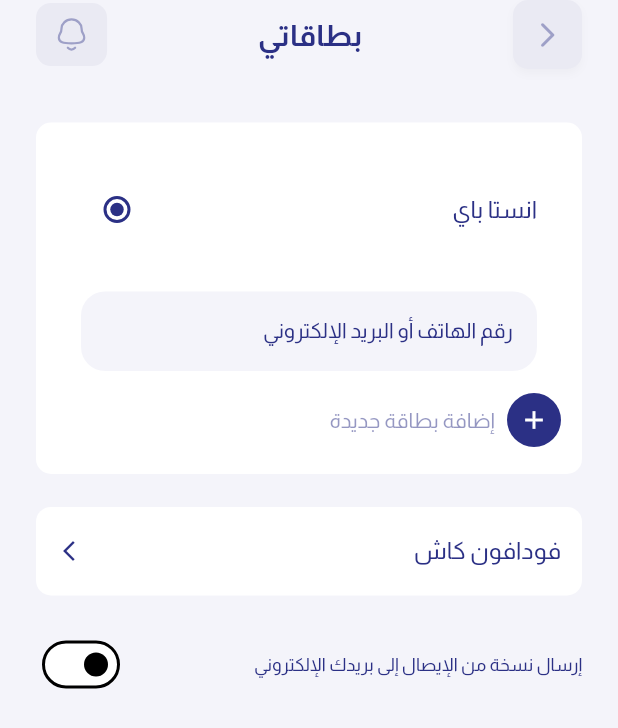
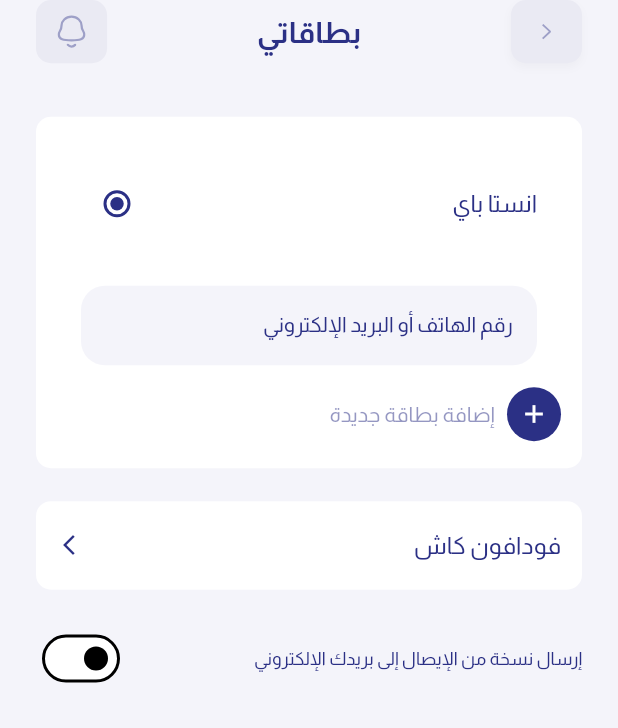
Before and after one commit to Tqniait123/must_service_man, a Flutter app: the MyCardsScreen screen opened by its route, on a phone screen of 412 x 824 dp. Shown: the top 728 px of the screen. Run offline on Flutter 3.47's test engine with Material 3 defaults, Android fonts, the light colour scheme and no system bars; our stand-ins replace auto_size_text, bloc, bot_toast, cached_network_image, connectivity_plus, dartz and 23 more; missing offline and left inert: mobile_scanner; accounts and stored records are empty; network calls fail.

Commit message:
refactor(buttons): simplify custom back button implementation by using custom icon button
Replace the complex InkWell and Container implementation with CustomIconButton for better maintainability and consistency with other button components in the codebase.

[build] [apk]

```diff
--- a/lib/core/utils/widgets/buttons/custom_back_button.dart
+++ b/lib/core/utils/widgets/buttons/custom_back_button.dart
@@ -1,57 +1,43 @@
 import 'dart:developer';
 
 import 'package:flutter/material.dart';
+import 'package:must_invest_service_man/core/static/icons.dart';
 import 'package:must_invest_service_man/core/theme/colors.dart';
-import 'package:must_invest_service_man/core/utils/widgets/long_press_effect.dart';
+import 'package:must_invest_service_man/core/utils/widgets/buttons/custom_icon_button.dart';
 
 class CustomBackButton extends StatelessWidget {
   final Color? color;
+  final Color? iconColor;
   final VoidCallback? onTap;
-  const CustomBackButton({super.key, this.onTap, this.color = const Color(0xffEAEAF3)});
+
+  const CustomBackButton({super.key, this.onTap, this.color = const Color(0xffEAEAF3), this.iconColor});
 
   @override
   Widget build(BuildContext context) {
     return Hero(
       tag: 'back',
-      child: Material(
-        color: Colors.transparent,
-        child: InkWell(
-          borderRadius: BorderRadius.circular(10),
-          onTap: () {
+      child: CustomIconButton(
+        iconAsset: AppIcons.arrowIc,
+        iconColor:
+            iconColor ??
+            (color == AppColors.primary.withValues(alpha: 0.4)
+                ? Colors.black
+                : AppColors.primary.withValues(alpha: 0.4)),
+        color: color ?? Colors.transparent,
+        boxShadow: const BoxShadow(color: Color(0x07000000), blurRadius: 4, offset: Offset(0, 3), spreadRadius: 0),
+        onPressed: () {
+          if (onTap != null) {
+            onTap!();
+          } else {
             if (Navigator.canPop(context)) {
               Navigator.pop(context);
               log('CustomBackButton: Navigator.pop executed');
             } else {
               log('CustomBackButton: Cannot pop, maybe root screen?');
             }
-          },
-          child: Container(
-            padding: const EdgeInsets.all(9),
-            width: 46,
-            height: 46,
-            decoration: ShapeDecoration(
-              color: color ?? Colors.transparent,
-              shape: RoundedRectangleBorder(
-                // side: const BorderSide(width: 1, color: Color(0xFFF1F1F2)),
-                borderRadius: BorderRadius.circular(10),
-              ),
-              shadows: const [
-                BoxShadow(color: Color(0x07000000), blurRadius: 4, offset: Offset(0, 3), spreadRadius: 0),
-              ],
-            ),
-            child: Center(
-              child: Icon(
-                Icons.arrow_back_ios_new_rounded,
-                color:
-                    color == AppColors.primary.withValues(alpha: 0.4)
-                        ? Colors.black
-                        : AppColors.primary.withValues(alpha: 0.4),
-                size: 20,
-              ),
-            ),
-          ),
-        ),
+          }
+        },
       ),
-    ).withPressEffect();
+    );
   }
 }
```
